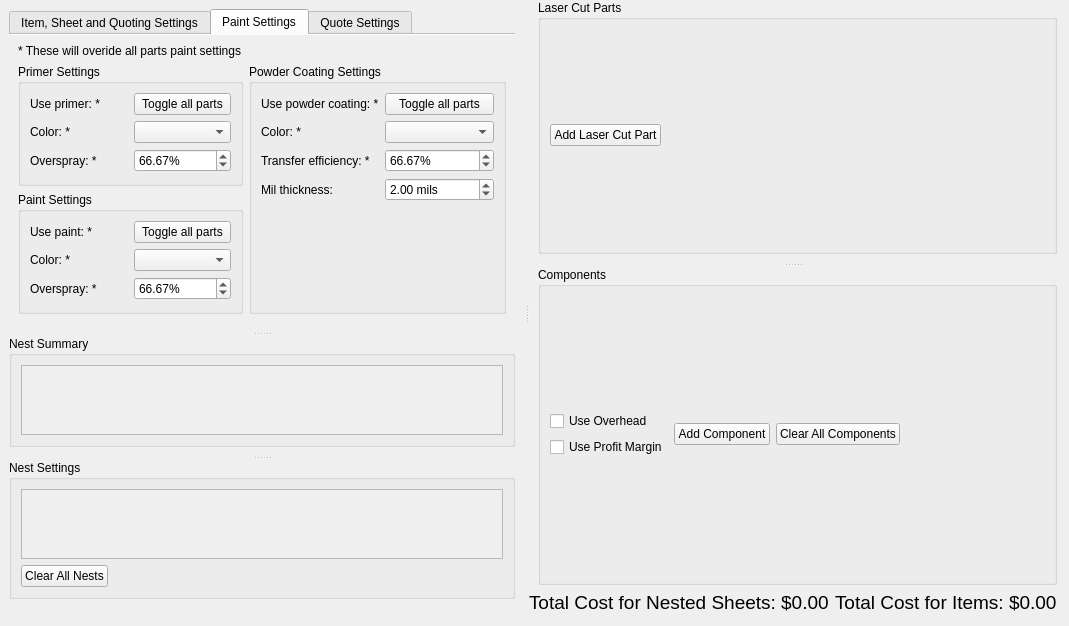
First picture: the form in ui/widgets/quote_widget.ui, repository TheCodingJsoftware/Invigo, before the edit.
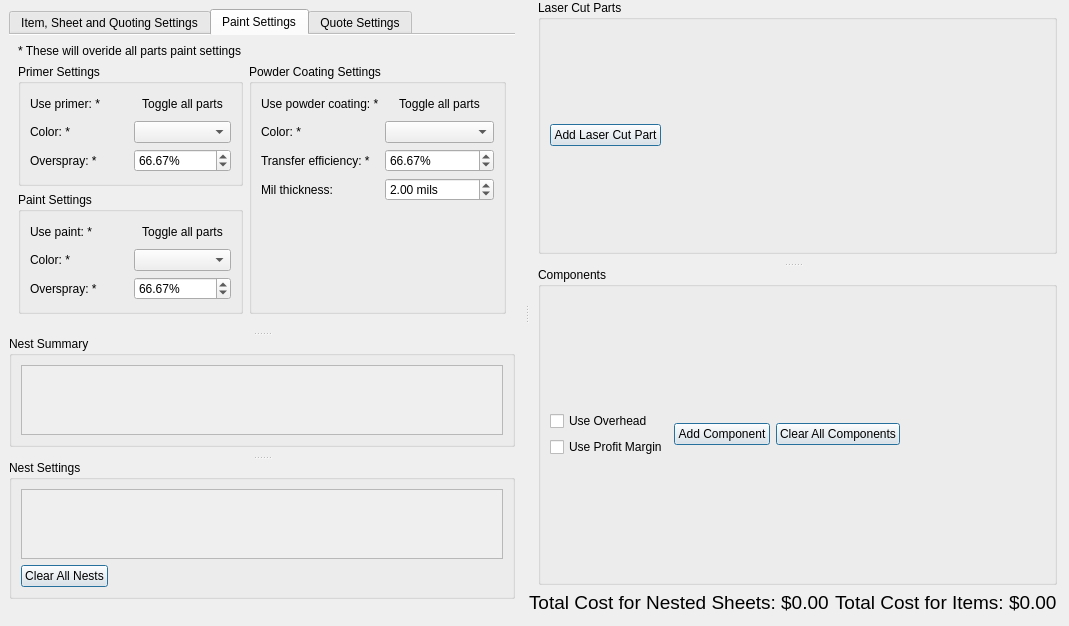
Second picture: the form after the edit. The open tabs and pages were chosen to show the change.

```diff
--- a/ui/widgets/quote_widget.ui
+++ b/ui/widgets/quote_widget.ui
@@ -6,8 +6,8 @@
    <rect>
     <x>0</x>
     <y>0</y>
-    <width>724</width>
-    <height>475</height>
+    <width>1067</width>
+    <height>616</height>
    </rect>
   </property>
   <property name="windowTitle">
@@ -692,6 +692,9 @@
                                    <property name="checkable">
                                     <bool>true</bool>
                                    </property>
+                                   <property name="flat">
+                                    <bool>true</bool>
+                                   </property>
                                   </widget>
                                  </item>
                                 </layout>
@@ -782,6 +785,9 @@
                                    <property name="checkable">
                                     <bool>true</bool>
                                    </property>
+                                   <property name="flat">
+                                    <bool>true</bool>
+                                   </property>
                                   </widget>
                                  </item>
                                 </layout>
@@ -849,6 +855,9 @@
                                <property name="checkable">
                                 <bool>true</bool>
                                </property>
+                               <property name="flat">
+                                <bool>true</bool>
+                               </property>
                               </widget>
                              </item>
                              <item row="3" column="1">
@@ -1209,6 +1218,9 @@
                      <property name="text">
                       <string>Clear All Nests</string>
                      </property>
+                     <property name="default">
+                      <bool>true</bool>
+                     </property>
                     </widget>
                    </item>
                   </layout>
@@ -1284,6 +1296,9 @@
                   <property name="text">
                    <string>Add Laser Cut Part</string>
                   </property>
+                  <property name="default">
+                   <bool>true</bool>
+                  </property>
                  </widget>
                 </item>
                 <item>
@@ -1351,6 +1366,9 @@
                   <property name="text">
                    <string>Add Component</string>
                   </property>
+                  <property name="default">
+                   <bool>true</bool>
+                  </property>
                  </widget>
                 </item>
                 <item>
@@ -1364,6 +1382,9 @@
                   <property name="text">
                    <string>Clear All Components</string>
                   </property>
+                  <property name="default">
+                   <bool>true</bool>
+                  </property>
                  </widget>
                 </item>
                 <item>
```
Left out of the diff: 66 changed lines with no effect on the pictures.
